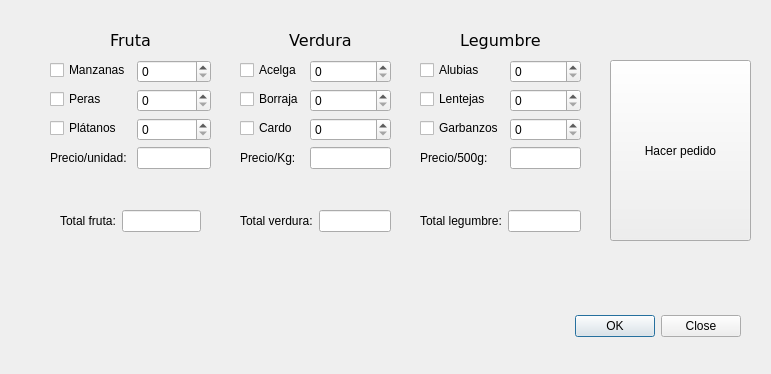
Before: the Qt Designer form Fruteria.ui in nullx5/Learning-the-Syntax-python, drawn with Qt 5.
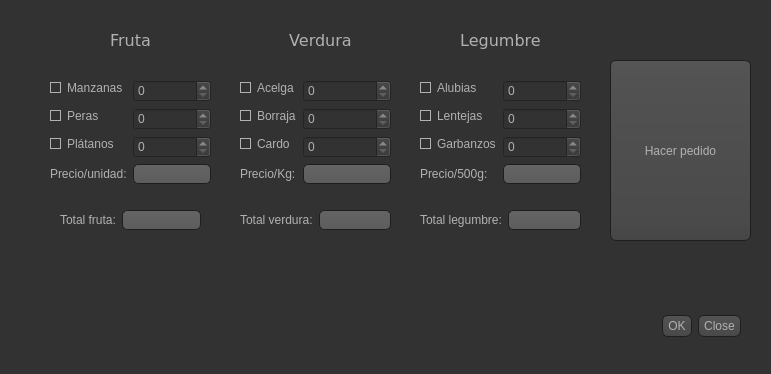
After: the same form once the commit is applied. Icons and pictures are not drawn.

What changed in the file:
```diff
--- a/Fruteria.ui
+++ b/Fruteria.ui
@@ -13,6 +13,470 @@
   <property name="windowTitle">
    <string>Dialog</string>
   </property>
+  <property name="whatsThis">
+   <string/>
+  </property>
+  <property name="styleSheet">
+   <string notr="true">QToolTip
+{
+     border: 1px solid black;
+     background-color: #ffa02f;
+     padding: 1px;
+     border-radius: 3px;
+     opacity: 100;
+}
+
+QWidget
+{
+    color: #b1b1b1;
+    background-color: #323232;
+}
+
+QWidget:item:hover
+{
+    background-color: QLinearGradient( x1: 0, y1: 0, x2: 0, y2: 1, stop: 0 #ffa02f, stop: 1 #ca0619);
+    color: #000000;
+}
+
+QWidget:item:selected
+{
+    background-color: QLinearGradient( x1: 0, y1: 0, x2: 0, y2: 1, stop: 0 #ffa02f, stop: 1 #d7801a);
+}
+
+QMenuBar::item
+{
+    background: transparent;
+}
+
+QMenuBar::item:selected
+{
+    background: transparent;
+    border: 1px solid #ffaa00;
+}
+
+QMenuBar::item:pressed
+{
+    background: #444;
+    border: 1px solid #000;
+    background-color: QLinearGradient(
+        x1:0, y1:0,
+        x2:0, y2:1,
+        stop:1 #212121,
+        stop:0.4 #343434/*,
+        stop:0.2 #343434,
+        stop:0.1 #ffaa00*/
+    );
+    margin-bottom:-1px;
+    padding-bottom:1px;
+}
+
+QMenu
+{
+    border: 1px solid #000;
+}
+
+QMenu::item
+{
+    padding: 2px 20px 2px 20px;
+}
+
+QMenu::item:selected
+{
+    color: #000000;
+}
+
+QWidget:disabled
+{
+    color: #404040;
+    background-color: #323232;
+}
+
+QAbstractItemView
+{
+    background-color: QLinearGradient( x1: 0, y1: 0, x2: 0, y2: 1, stop: 0 #4d4d4d, stop: 0.1 #646464, stop: 1 #5d5d5d);
+}
+
+QWidget:focus
+{
+    /*border: 2px solid QLinearGradient( x1: 0, y1: 0, x2: 0, y2: 1, stop: 0 #ffa02f, stop: 1 #d7801a);*/
+}
+
+QLineEdit
+{
+    background-color: QLinearGradient( x1: 0, y1: 0, x2: 0, y2: 1, stop: 0 #4d4d4d, stop: 0 #646464, stop: 1 #5d5d5d);
+    padding: 1px;
+    border-style: solid;
+    border: 1px solid #1e1e1e;
+    border-radius: 5;
+}
+
+QPushButton
+{
+    color: #b1b1b1;
+    background-color: QLinearGradient( x1: 0, y1: 0, x2: 0, y2: 1, stop: 0 #565656, stop: 0.1 #525252, stop: 0.5 #4e4e4e, stop: 0.9 #4a4a4a, stop: 1 #464646);
+    border-width: 1px;
+    border-color: #1e1e1e;
+    border-style: solid;
+    border-radius: 6;
+    padding: 3px;
+    font-size: 12px;
+    padding-left: 5px;
+    padding-right: 5px;
+}
+
+QPushButton:pressed
+{
+    background-color: QLinearGradient( x1: 0, y1: 0, x2: 0, y2: 1, stop: 0 #2d2d2d, stop: 0.1 #2b2b2b, stop: 0.5 #292929, stop: 0.9 #282828, stop: 1 #252525);
+}
+
+QComboBox
+{
+    selection-background-color: #ffaa00;
+    background-color: QLinearGradient( x1: 0, y1: 0, x2: 0, y2: 1, stop: 0 #565656, stop: 0.1 #525252, stop: 0.5 #4e4e4e, stop: 0.9 #4a4a4a, stop: 1 #464646);
+    border-style: solid;
+    border: 1px solid #1e1e1e;
+    border-radius: 5;
+}
+
+QComboBox:hover,QPushButton:hover
+{
+    border: 2px solid QLinearGradient( x1: 0, y1: 0, x2: 0, y2: 1, stop: 0 #ffa02f, stop: 1 #d7801a);
+}
+
+
+QComboBox:on
+{
+    padding-top: 3px;
+    padding-left: 4px;
+    background-color: QLinearGradient( x1: 0, y1: 0, x2: 0, y2: 1, stop: 0 #2d2d2d, stop: 0.1 #2b2b2b, stop: 0.5 #292929, stop: 0.9 #282828, stop: 1 #252525);
+    selection-background-color: #ffaa00;
+}
+
+QComboBox QAbstractItemView
+{
+    border: 2px solid darkgray;
+    selection-background-color: QLinearGradient( x1: 0, y1: 0, x2: 0, y2: 1, stop: 0 #ffa02f, stop: 1 #d7801a);
+}
+
+QComboBox::drop-down
+{
+     subcontrol-origin: padding;
+     subcontrol-position: top right;
+     width: 15px;
+
+     border-left-width: 0px;
+     border-left-color: darkgray;
+     border-left-style: solid; /* just a single line */
+     border-top-right-radius: 3px; /* same radius as the QComboBox */
+     border-bottom-right-radius: 3px;
+ }
+
+QComboBox::down-arrow
+{
+     image: url(:/down_arrow.png);
+}
+
+QGroupBox:focus
+{
+border: 2px solid QLinearGradient( x1: 0, y1: 0, x2: 0, y2: 1, stop: 0 #ffa02f, stop: 1 #d7801a);
+}
+
+QTextEdit:focus
+{
+    border: 2px solid QLinearGradient( x1: 0, y1: 0, x2: 0, y2: 1, stop: 0 #ffa02f, stop: 1 #d7801a);
+}
+
+QScrollBar:horizontal {
+     border: 1px solid #222222;
+     background: QLinearGradient( x1: 0, y1: 0, x2: 0, y2: 1, stop: 0.0 #121212, stop: 0.2 #282828, stop: 1 #484848);
+     height: 7px;
+     margin: 0px 16px 0 16px;
+}
+
+QScrollBar::handle:horizontal
+{
+      background: QLinearGradient( x1: 0, y1: 0, x2: 1, y2: 0, stop: 0 #ffa02f, stop: 0.5 #d7801a, stop: 1 #ffa02f);
+      min-height: 20px;
+      border-radius: 2px;
+}
+
+QScrollBar::add-line:horizontal {
+      border: 1px solid #1b1b19;
+      border-radius: 2px;
+      background: QLinearGradient( x1: 0, y1: 0, x2: 1, y2: 0, stop: 0 #ffa02f, stop: 1 #d7801a);
+      width: 14px;
+      subcontrol-position: right;
+      subcontrol-origin: margin;
+}
+
+QScrollBar::sub-line:horizontal {
+      border: 1px solid #1b1b19;
+      border-radius: 2px;
+      background: QLinearGradient( x1: 0, y1: 0, x2: 1, y2: 0, stop: 0 #ffa02f, stop: 1 #d7801a);
+      width: 14px;
+     subcontrol-position: left;
+     subcontrol-origin: margin;
+}
+
+QScrollBar::right-arrow:horizontal, QScrollBar::left-arrow:horizontal
+{
+      border: 1px solid black;
+      width: 1px;
+      height: 1px;
+      background: white;
+}
+
+QScrollBar::add-page:horizontal, QScrollBar::sub-page:horizontal
+{
+      background: none;
+}
+
+QScrollBar:vertical
+{
+      background: QLinearGradient( x1: 0, y1: 0, x2: 1, y2: 0, stop: 0.0 #121212, stop: 0.2 #282828, stop: 1 #484848);
+      width: 7px;
+      margin: 16px 0 16px 0;
+      border: 1px solid #222222;
+}
+
+QScrollBar::handle:vertical
+{
+      background: QLinearGradient( x1: 0, y1: 0, x2: 0, y2: 1, stop: 0 #ffa02f, stop: 0.5 #d7801a, stop: 1 #ffa02f);
+      min-height: 20px;
+      border-radius: 2px;
+}
+
+QScrollBar::add-line:vertical
+{
+      border: 1px solid #1b1b19;
+      border-radius: 2px;
+      background: QLinearGradient( x1: 0, y1: 0, x2: 0, y2: 1, stop: 0 #ffa02f, stop: 1 #d7801a);
+      height: 14px;
+      subcontrol-position: bottom;
+      subcontrol-origin: margin;
+}
+
+QScrollBar::sub-line:vertical
+{
+      border: 1px solid #1b1b19;
+      border-radius: 2px;
+      background: QLinearGradient( x1: 0, y1: 0, x2: 0, y2: 1, stop: 0 #d7801a, stop: 1 #ffa02f);
+      height: 14px;
+      subcontrol-position: top;
+      subcontrol-origin: margin;
+}
+
+QScrollBar::up-arrow:vertical, QScrollBar::down-arrow:vertical
+{
+      border: 1px solid black;
+      width: 1px;
+      height: 1px;
+      background: white;
+}
+
+
+QScrollBar::add-page:vertical, QScrollBar::sub-page:vertical
+{
+      background: none;
+}
+
+QTextEdit
+{
+    background-color: #242424;
+}
+
+QPlainTextEdit
+{
+    background-color: #242424;
+}
+
+QHeaderView::section
+{
+    background-color: QLinearGradient(x1:0, y1:0, x2:0, y2:1, stop:0 #616161, stop: 0.5 #505050, stop: 0.6 #434343, stop:1 #656565);
+    color: white;
+    padding-left: 4px;
+    border: 1px solid #6c6c6c;
+}
+
+QCheckBox:disabled
+{
+color: #414141;
+}
+
+QDockWidget::title
+{
+    text-align: center;
+    spacing: 3px; /* spacing between items in the tool bar */
+    background-color: QLinearGradient(x1:0, y1:0, x2:0, y2:1, stop:0 #323232, stop: 0.5 #242424, stop:1 #323232);
+}
+
+QDockWidget::close-button, QDockWidget::float-button
+{
+    text-align: center;
+    spacing: 1px; /* spacing between items in the tool bar */
+    background-color: QLinearGradient(x1:0, y1:0, x2:0, y2:1, stop:0 #323232, stop: 0.5 #242424, stop:1 #323232);
+}
+
+QDockWidget::close-button:hover, QDockWidget::float-button:hover
+{
+    background: #242424;
+}
+
+QDockWidget::close-button:pressed, QDockWidget::float-button:pressed
+{
+    padding: 1px -1px -1px 1px;
+}
+
+QMainWindow::separator
+{
+    background-color: QLinearGradient(x1:0, y1:0, x2:0, y2:1, stop:0 #161616, stop: 0.5 #151515, stop: 0.6 #212121, stop:1 #343434);
+    color: white;
+    padding-left: 4px;
+    border: 1px solid #4c4c4c;
+    spacing: 3px; /* spacing between items in the tool bar */
+}
+
+QMainWindow::separator:hover
+{
+
+    background-color: QLinearGradient(x1:0, y1:0, x2:0, y2:1, stop:0 #d7801a, stop:0.5 #b56c17 stop:1 #ffa02f);
+    color: white;
+    padding-left: 4px;
+    border: 1px solid #6c6c6c;
+    spacing: 3px; /* spacing between items in the tool bar */
+}
+
+QToolBar::handle
+{
+     spacing: 3px; /* spacing between items in the tool bar */
+     background: url(:/images/handle.png);
+}
+
+QMenu::separator
+{
+    height: 2px;
+    background-color: QLinearGradient(x1:0, y1:0, x2:0, y2:1, stop:0 #161616, stop: 0.5 #151515, stop: 0.6 #212121, stop:1 #343434);
+    color: white;
+    padding-left: 4px;
+    margin-left: 10px;
+    margin-right: 5px;
+}
+
+QProgressBar
+{
+    border: 2px solid grey;
+    border-radius: 5px;
+    text-align: center;
+}
+
+QProgressBar::chunk
+{
+    background-color: #d7801a;
+    width: 2.15px;
+    margin: 0.5px;
+}
+
+QTabBar::tab {
+    color: #b1b1b1;
+    border: 1px solid #444;
+    border-bottom-style: none;
+    background-color: #323232;
+    padding-left: 10px;
+    padding-right: 10px;
+    padding-top: 3px;
+    padding-bottom: 2px;
+    margin-right: -1px;
+}
+
+QTabWidget::pane {
+    border: 1px solid #444;
+    top: 1px;
+}
+
+QTabBar::tab:last
+{
+    margin-right: 0; /* the last selected tab has nothing to overlap with on the right */
+    border-top-right-radius: 3px;
+}
+
+QTabBar::tab:first:!selected
+{
+ margin-left: 0px; /* the last selected tab has nothing to overlap with on the right */
+
+
+    border-top-left-radius: 3px;
+}
+
+QTabBar::tab:!selected
+{
+    color: #b1b1b1;
+    border-bottom-style: solid;
+    margin-top: 3px;
+    background-color: QLinearGradient(x1:0, y1:0, x2:0, y2:1, stop:1 #212121, stop:.4 #343434);
+}
+
+QTabBar::tab:selected
+{
+    border-top-left-radius: 3px;
+    border-top-right-radius: 3px;
+    margin-bottom: 0px;
+}
+
+QTabBar::tab:!selected:hover
+{
+    /*border-top: 2px solid #ffaa00;
+    padding-bottom: 3px;*/
+    border-top-left-radius: 3px;
+    border-top-right-radius: 3px;
+    background-color: QLinearGradient(x1:0, y1:0, x2:0, y2:1, stop:1 #212121, stop:0.4 #343434, stop:0.2 #343434, stop:0.1 #ffaa00);
+}
+
+QRadioButton::indicator:checked, QRadioButton::indicator:unchecked{
+    color: #b1b1b1;
+    background-color: #323232;
+    border: 1px solid #b1b1b1;
+    border-radius: 6px;
+}
+
+QRadioButton::indicator:checked
+{
+    background-color: qradialgradient(
+        cx: 0.5, cy: 0.5,
+        fx: 0.5, fy: 0.5,
+        radius: 1.0,
+        stop: 0.25 #ffaa00,
+        stop: 0.3 #323232
+    );
+}
+
+QCheckBox::indicator{
+    color: #b1b1b1;
+    background-color: #323232;
+    border: 1px solid #b1b1b1;
+    width: 9px;
+    height: 9px;
+}
+
+QRadioButton::indicator
+{
+    border-radius: 6px;
+}
+
+QRadioButton::indicator:hover, QCheckBox::indicator:hover
+{
+    border: 1px solid #ffaa00;
+}
+
+QCheckBox::indicator:checked
+{
+    image:url(:/images/checkbox.png);
+}
+
+QCheckBox::indicator:disabled, QRadioButton::indicator:disabled
+{
+    border: 1px solid #444;
+}</string>
+  </property>
   <widget class="QDialogButtonBox" name="buttonBox">
    <property name="geometry">
     <rect>
@@ -33,7 +497,7 @@
    <property name="geometry">
     <rect>
      <x>50</x>
-     <y>60</y>
+     <y>80</y>
      <width>161</width>
      <height>111</height>
     </rect>
@@ -99,7 +563,7 @@
    <property name="geometry">
     <rect>
      <x>240</x>
-     <y>60</y>
+     <y>80</y>
      <width>151</width>
      <height>111</height>
     </rect>
@@ -158,7 +622,7 @@
    <property name="geometry">
     <rect>
      <x>420</x>
-     <y>60</y>
+     <y>80</y>
      <width>161</width>
      <height>111</height>
     </rect>
```
